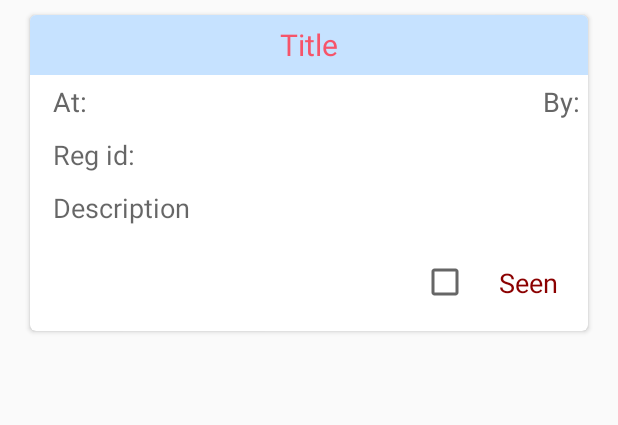
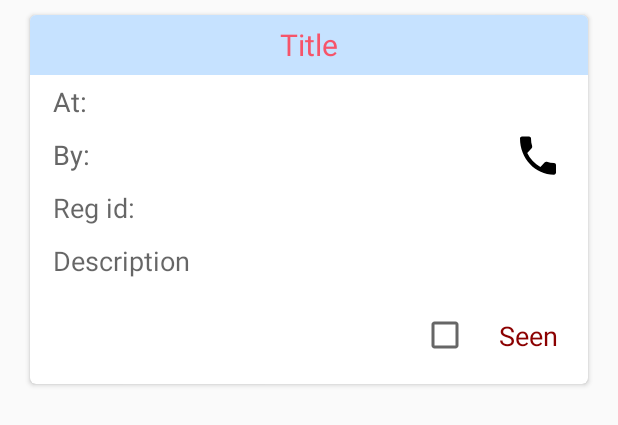
Before and after one commit to DevHub-Android/CVRCE-Application, an Android app: the layout element_complaints_faculty.xml on its own in the app's theme, with its tools: preview values and no code run, on a phone screen of 412 x 824 dp. Shown: the top 425 px of the screen. Run offline under Robolectric (Android 15) with nearby library versions, the phone set to English and light mode, and no system bars.

Commit message:
Few Improvements

```diff
--- a/app/src/main/java/com/devhub/use/cvrceapplication/models/Data_Model_Complaints.java
+++ b/app/src/main/java/com/devhub/use/cvrceapplication/models/Data_Model_Complaints.java
@@ -26,6 +26,7 @@
     public String reg_id;
     public int priority;
     public int mentor_seen;
+    public String contact;
     public String positon_seen;
 
     public Data_Model_Complaints(String description, int isresolved, int faculty_visibility, int
@@ -41,6 +42,7 @@
         this.date = date;
         this.email = email;
         this.name = name;
+
     }
 
 
@@ -60,13 +62,13 @@
             String name = name1.concat(" ").concat(object2.getString("last_name"));
             String email = object2.getString("email");
             String reg_id = object2.getString("REGID");
-
+            String contact = object2.getString("contact");
             this.title = object1.getString("title");
             int mentorSeen = object1.getInt("mentor_seen");
             String positionSeen = object1.getString("position_seen");
             this.complaint_id = complaint_id1;
             this.isresolved = isresolved1;
-
+            this.contact  = contact;
             this.type = type;
             this.date = date;
             this.description = description;
--- /dev/null
+++ b/app/src/main/res/drawable/ic_call_black_24dp.xml
@@ -0,0 +1,9 @@
+<vector xmlns:android="http://schemas.android.com/apk/res/android"
+        android:width="24dp"
+        android:height="24dp"
+        android:viewportWidth="24.0"
+        android:viewportHeight="24.0">
+    <path
+        android:fillColor="#FF000000"
+        android:pathData="M6.62,10.79c1.44,2.83 3.76,5.14 6.59,6.59l2.2,-2.2c0.27,-0.27 0.67,-0.36 1.02,-0.24 1.12,0.37 2.33,0.57 3.57,0.57 0.55,0 1,0.45 1,1V20c0,0.55 -0.45,1 -1,1 -9.39,0 -17,-7.61 -17,-17 0,-0.55 0.45,-1 1,-1h3.5c0.55,0 1,0.45 1,1 0,1.25 0.2,2.45 0.57,3.57 0.11,0.35 0.03,0.74 -0.25,1.02l-2.2,2.2z"/>
+</vector>
--- a/app/src/main/res/layout/element_complaints_faculty.xml
+++ b/app/src/main/res/layout/element_complaints_faculty.xml
@@ -38,15 +38,15 @@
 
 
             <TextView
+                android:id="@+id/complaint_posted_by"
                 android:layout_width="wrap_content"
                 android:layout_height="wrap_content"
+                android:layout_alignStart="@+id/complaint_created_at"
+                android:layout_below="@+id/complaint_created_at"
+                android:padding="5dp"
+                android:text="By:"
                 android:textAppearance="?android:attr/textAppearanceMedium"
-                android:text="By:"
-                android:padding="5dp"
-                android:id="@+id/complaint_posted_by"
-                android:textColor="#666666"
-                android:layout_below="@+id/complaint_title"
-                android:layout_alignParentEnd="true" />
+                android:textColor="#666666" />
 
             <TextView
                 android:layout_width="wrap_content"
@@ -68,7 +68,7 @@
                 android:text="Reg id:"
                 android:padding="5dp"
                 android:id="@+id/reg_no"
-                android:layout_below="@+id/complaint_created_at"
+                android:layout_below="@+id/complaint_posted_by"
                 android:layout_marginLeft="10dp"
                 android:layout_alignParentStart="true"
                 android:layout_alignParentEnd="true" />
@@ -84,6 +84,15 @@
                 android:layout_marginLeft="10dp"
                 android:layout_alignParentStart="true"
                 android:layout_alignParentEnd="true" />
+
+            <Button
+                android:id="@+id/callBtn"
+                android:layout_width="32dp"
+                android:layout_height="34dp"
+                android:layout_alignBottom="@+id/complaint_posted_by"
+                android:layout_alignParentEnd="true"
+                android:layout_marginEnd="17dp"
+                android:background="@drawable/ic_call_black_24dp" />
 
             <CheckBox
                 android:id="@+id/is_seen_checkbox"
```
Also changed, not shown: app/src/main/java/com/devhub/use/cvrceapplication/Adapters/Adapter_Complaints_Authority.java (+12 -0 lines), app/src/main/res/layout/element_complaints.xml (+12 -12 lines), 2 other files.
